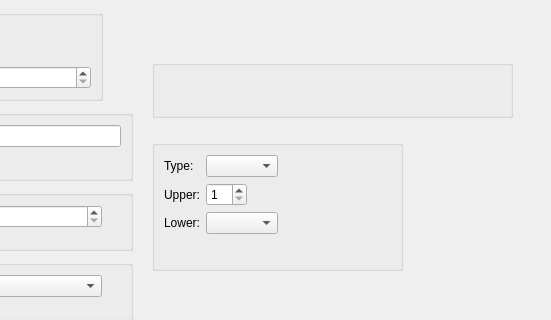
Old version of the form ceditwidget.ui in the repository vemod-/ObjectComposerXML; both pictures show x 158 to 709 and y 0 to 320 of the 709 by 709 pixel window.
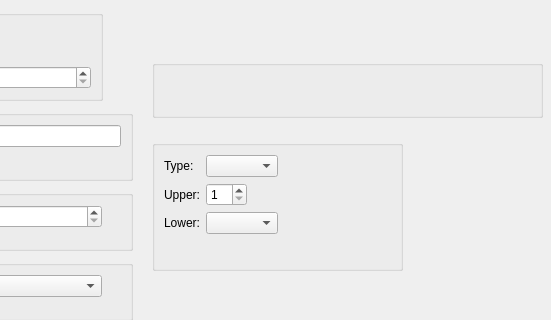
New version of the form. Custom widgets are drawn as their Qt base class.

Patch:
```diff
--- a/ceditwidget.ui
+++ b/ceditwidget.ui
@@ -79,7 +79,7 @@
     <rect>
      <x>310</x>
      <y>60</y>
-     <width>361</width>
+     <width>391</width>
      <height>58</height>
     </rect>
    </property>
```
Left out of the diff: 37 changed lines with no effect on the pictures.
